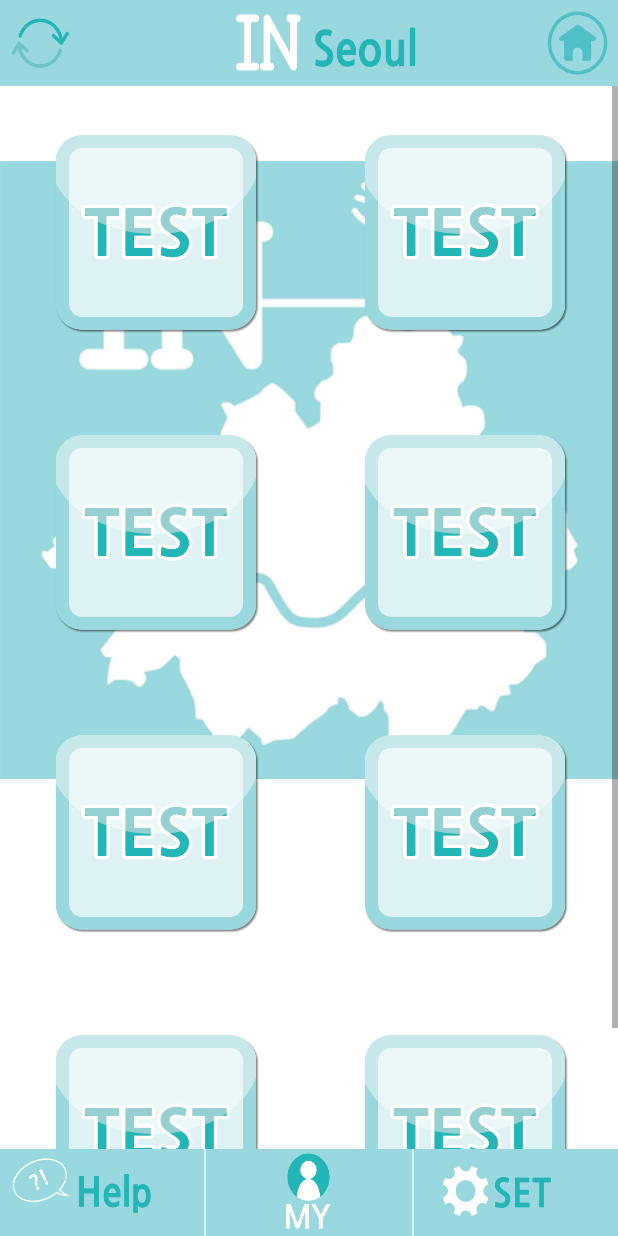
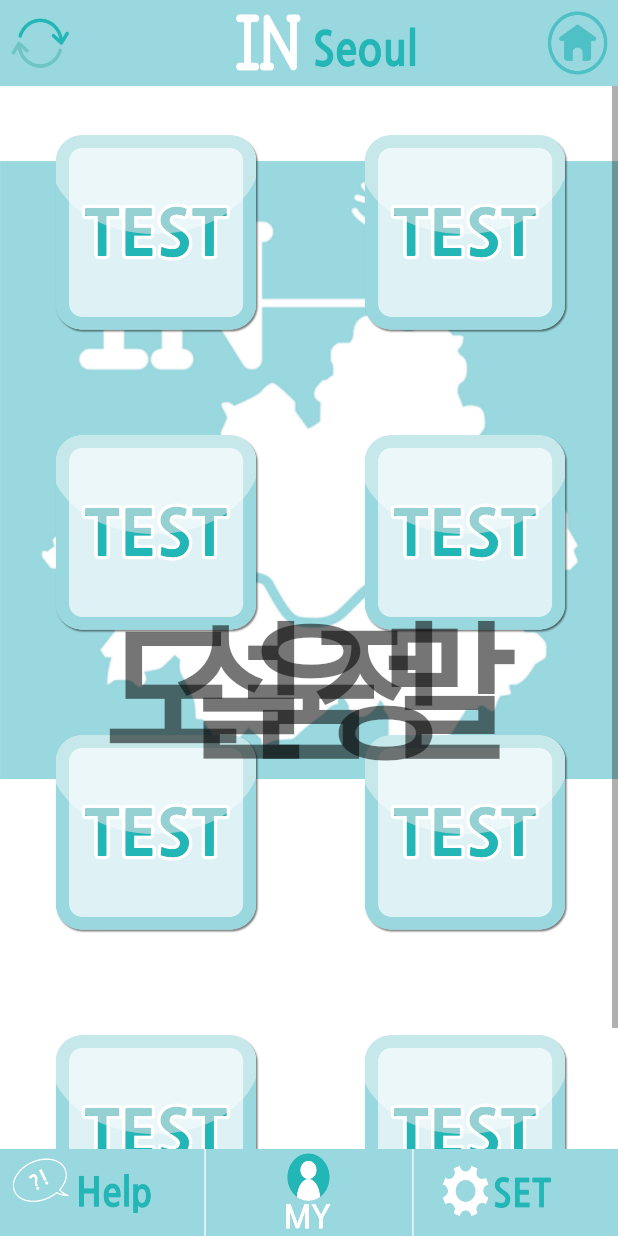
Before and after one commit to xxxkai/insideseoul, an Android app: the layout activity_main.xml on its own in the app's theme, with its tools: preview values and no code run, on a phone screen of 412 x 824 dp. Run offline under Robolectric (Android 15) with nearby library versions, the phone set to English and light mode, and no system bars.

Commit message:
Add New Achitecture
Modify All layout

```diff
--- a/app/src/main/AndroidManifest.xml
+++ b/app/src/main/AndroidManifest.xml
@@ -10,7 +10,6 @@
         android:supportsRtl="true"
         android:theme="@style/AppTheme">
         <activity android:name=".CreatorsActivity"></activity>
-        <activity android:name=".CategoryActivity" />
         <activity android:name=".MypageActivity" />
         <activity android:name=".MainActivity" />
         <activity android:name=".TestActivity" />
--- a/app/src/main/res/layout/activity_main.xml
+++ b/app/src/main/res/layout/activity_main.xml
@@ -63,125 +63,54 @@
                     android:layout_height="match_parent">
 
                     <!-- 이 곳에 콘텐츠를 넣습니다.-->
-                    <!-- 콘텐츠 1 -->
-                    <LinearLayout
-                        android:id = "@+id/graphic_view"
+                    <!-- 더미 콘텐츠 -->
+                    <include
+                        android:id="@+id/dummy_view"
                         android:layout_width="match_parent"
-                        android:layout_height="wrap_content"
-                        android:orientation="vertical">
-                        <ImageView
-                            android:id="@+id/loading_img"
-                            android:layout_width="match_parent"
-                            android:layout_height="match_parent"
-                            android:layout_gravity="center"
-                            app:srcCompat="@drawable/logo_512"
-                            />
-                    </LinearLayout>
-                    <!-- 콘텐츠 2 -->
-                    <LinearLayout
-                    android:id = "@+id/category_view"
-                    android:layout_width="match_parent"
-                    android:layout_height="wrap_content"
-                    android:orientation="vertical">
-                    <!-- 콘텐츠 라인 1 -->
-                    <LinearLayout
+                        android:layout_height="match_parent"
+                        layout="@layout/dummy_layout"
+                        />
+
+                    <!-- 그래픽 뷰 -->
+                    <include
+                        android:id="@+id/graphic_view"
                         android:layout_width="match_parent"
-                        android:layout_height="200dp"
-                        android:orientation="horizontal">
+                        android:layout_height="match_parent"
+                        layout="@layout/graphic_layout"
+                        />
 
-                        <Button
-                            android:id="@+id/BT_CAT1"
-                            android:layout_width="0dp"
-                            android:layout_height="match_parent"
-                            android:layout_weight="0.5"
-                            android:background="@drawable/test_icon"
-                            android:onClick="goCategory"
-                            android:textStyle="bold" />
+                    <!-- 카테고리 뷰 -->
+                    <include
+                        android:id="@+id/category_view"
+                        android:layout_width="match_parent"
+                        android:layout_height="match_parent"
+                        layout="@layout/category_layout"
+                        />
 
-                        <Button
-                            android:id="@+id/BT_CAT2"
-                            android:layout_width="0dp"
-                            android:layout_height="match_parent"
-                            android:layout_weight="0.5"
-                            android:background="@drawable/test_icon"
-                            android:onClick="goCategory"
-                            android:textStyle="bold" />
-                    </LinearLayout>
-                    <!-- 콘텐츠 라인 2 -->
-                    <LinearLayout
+                    <!-- 헬프 뷰 -->
+                    <include
+                        android:id="@+id/help_view"
                         android:layout_width="match_parent"
-                        android:layout_height="200dp"
-                        android:orientation="horizontal">
+                        android:layout_height="match_parent"
+                        layout="@layout/help_layout"
+                        />
 
-                        <Button
-                            android:id="@+id/BT_CAT3"
-                            android:layout_width="0dp"
-                            android:layout_height="match_parent"
-                            android:layout_weight="0.5"
-                            android:background="@drawable/test_icon"
-                            android:onClick="goCategory"
-                            android:textStyle="bold" />
+                    <!-- 세팅 뷰 -->
+                    <include
+                        android:id="@+id/settings_view"
+                        android:layout_width="match_parent"
+                        android:layout_height="match_parent"
+                        layout="@layout/settings_layout"
+                        />
 
-                        <Button
-                            android:id="@+id/BT_CAT4"
-                            android:layout_width="0dp"
-                            android:layout_height="match_parent"
-                            android:layout_weight="0.5"
-                            android:background="@drawable/test_icon"
-                            android:onClick="goCategory"
-                            android:textStyle="bold" />
-                    </LinearLayout>
-                    <!-- 콘텐츠 라인 3 -->
-                    <LinearLayout
+                    <!-- 마이페이지 뷰 -->
+                    <include
+                        android:id="@+id/mypage_view"
                         android:layout_width="match_parent"
-                        android:layout_height="200dp"
-                        android:orientation="horizontal">
+                        android:layout_height="match_parent"
+                        layout="@layout/mypage_layout"
+                        />
 
-                        <Button
-                            android:id="@+id/BT_CAT5"
-                            android:layout_width="0dp"
-                            android:layout_height="match_parent"
-                            android:layout_weight="0.5"
-                            android:background="@drawable/test_icon"
-                            android:onClick="goCategory"
-                            android:textStyle="bold" />
-
-                        <Button
-                            android:id="@+id/BT_CAT6"
-                            android:layout_width="0dp"
-                            android:layout_height="match_parent"
-                            android:layout_weight="0.5"
-                            android:background="@drawable/test_icon"
-                            android:onClick="goCategory"
-                            android:textStyle="bold" />
-                    </LinearLayout>
-                    <!-- 콘텐츠 라인 4 -->
-                    <LinearLayout
-                        android:layout_width="match_parent"
-                        android:layout_height="200dp"
-                        android:orientation="horizontal">
-
-                        <Button
-                            android:id="@+id/BT_CAT7"
-                            android:layout_width="0dp"
-                            android:layout_height="match_parent"
-                            android:layout_weight="0.5"
-                            android:background="@drawable/test_icon"
-                            android:onClick="goCategory"
-                            android:textStyle="bold" />
-
-                        <Button
-                            android:id="@+id/BT_CAT8"
-                            android:layout_width="0dp"
-                            android:layout_height="match_parent"
-                            android:layout_weight="0.5"
-                            android:background="@drawable/test_icon"
-                            android:onClick="goCategory"
-                            android:textStyle="bold" />
-                    </LinearLayout>
-
-
-                    </LinearLayout>
 
                     <!-- 이 곳에 콘텐츠를 넣습니다.-->
                 </FrameLayout>
@@ -202,7 +131,7 @@
                 android:layout_height="match_parent"
                 android:layout_weight="1"
                 android:background="@drawable/footer_info"
-                android:onClick="showInfo"
+                android:onClick="showHelp"
                 android:textStyle="bold" />
 
             <Button
--- /dev/null
+++ b/app/src/main/res/layout/category_layout.xml
@@ -0,0 +1,108 @@
+<?xml version="1.0" encoding="utf-8"?>
+<LinearLayout xmlns:android="http://schemas.android.com/apk/res/android"
+    android:layout_width="match_parent"
+    android:layout_height="match_parent">
+    <LinearLayout
+        android:layout_width="match_parent"
+        android:layout_height="wrap_content"
+        android:orientation="vertical">
+        <!-- 콘텐츠 라인 1 -->
+        <LinearLayout
+            android:layout_width="match_parent"
+            android:layout_height="200dp"
+            android:orientation="horizontal">
+
+            <Button
+                android:id="@+id/BT_CAT1"
+                android:layout_width="0dp"
+                android:layout_height="match_parent"
+                android:layout_weight="0.5"
+                android:background="@drawable/test_icon"
+                android:onClick="goCategory"
+                android:textStyle="bold" />
+
+            <Button
+                android:id="@+id/BT_CAT2"
+                android:layout_width="0dp"
+                android:layout_height="match_parent"
+                android:layout_weight="0.5"
+                android:background="@drawable/test_icon"
+                android:onClick="goCategory"
+                android:textStyle="bold" />
+        </LinearLayout>
+        <!-- 콘텐츠 라인 2 -->
+        <LinearLayout
+            android:layout_width="match_parent"
+            android:layout_height="200dp"
+            android:orientation="horizontal">
+
+            <Button
+                android:id="@+id/BT_CAT3"
+                android:layout_width="0dp"
+                android:layout_height="match_parent"
+                android:layout_weight="0.5"
+                android:background="@drawable/test_icon"
+                android:onClick="goCategory"
+                android:textStyle="bold" />
+
+            <Button
+                android:id="@+id/BT_CAT4"
+                android:layout_width="0dp"
+                android:layout_height="match_parent"
+                android:layout_weight="0.5"
+                android:background="@drawable/test_icon"
+                android:onClick="goCategory"
+                android:textStyle="bold" />
+        </LinearLayout>
+        <!-- 콘텐츠 라인 3 -->
+        <LinearLayout
+            android:layout_width="match_parent"
+            android:layout_height="200dp"
+            android:orientation="horizontal">
+
+            <Button
+                android:id="@+id/BT_CAT5"
+                android:layout_width="0dp"
+                android:layout_height="match_parent"
+                android:layout_weight="0.5"
+                android:background="@drawable/test_icon"
+                android:onClick="goCategory"
+                android:textStyle="bold" />
+
+            <Button
+                android:id="@+id/BT_CAT6"
+                android:layout_width="0dp"
+                android:layout_height="match_parent"
+                android:layout_weight="0.5"
+                android:background="@drawable/test_icon"
+                android:onClick="goCategory"
+                android:textStyle="bold" />
+        </LinearLayout>
+        <!-- 콘텐츠 라인 4 -->
+        <LinearLayout
+            android:layout_width="match_parent"
+            android:layout_height="200dp"
+            android:orientation="horizontal">
+
+            <Button
+                android:id="@+id/BT_CAT7"
+                android:layout_width="0dp"
+                android:layout_height="match_parent"
+                android:layout_weight="0.5"
+                android:background="@drawable/test_icon"
+                android:onClick="goCategory"
+                android:textStyle="bold" />
+
+            <Button
+                android:id="@+id/BT_CAT8"
+                android:layout_width="0dp"
+                android:layout_height="match_parent"
+                android:layout_weight="0.5"
+                android:background="@drawable/test_icon"
+                android:onClick="goCategory"
+                android:textStyle="bold" />
+        </LinearLayout>
+
+
+    </LinearLayout>
+</LinearLayout>
--- /dev/null
+++ b/app/src/main/res/layout/graphic_layout.xml
@@ -0,0 +1,18 @@
+<?xml version="1.0" encoding="utf-8"?>
+<LinearLayout xmlns:android="http://schemas.android.com/apk/res/android"
+    android:layout_width="match_parent"
+    android:layout_height="match_parent"
+    xmlns:app="http://schemas.android.com/apk/res-auto">
+    <LinearLayout
+        android:layout_width="match_parent"
+        android:layout_height="wrap_content"
+        android:orientation="vertical">
+        <ImageView
+            android:id="@+id/loading_img"
+            android:layout_width="match_parent"
+            android:layout_height="match_parent"
+            android:gravity="center"
+            app:srcCompat="@drawable/logo_512"
+            />
+    </LinearLayout>
+</LinearLayout>
--- /dev/null
+++ b/app/src/main/res/layout/help_layout.xml
@@ -0,0 +1,15 @@
+<?xml version="1.0" encoding="utf-8"?>
+<LinearLayout xmlns:android="http://schemas.android.com/apk/res/android"
+    android:layout_width="match_parent"
+    android:layout_height="match_parent">
+
+    <TextView
+        android:layout_width="match_parent"
+        android:layout_height="match_parent"
+        android:layout_weight="1"
+        android:text="도움말"
+        android:textSize="100dp"
+        android:textStyle="bold"
+        android:gravity="center"
+        />
+</LinearLayout>
--- /dev/null
+++ b/app/src/main/res/layout/mypage_layout.xml
@@ -0,0 +1,6 @@
+<?xml version="1.0" encoding="utf-8"?>
+<LinearLayout xmlns:android="http://schemas.android.com/apk/res/android"
+    android:layout_width="match_parent"
+    android:layout_height="match_parent">
+
+</LinearLayout>
--- /dev/null
+++ b/app/src/main/res/layout/settings_layout.xml
@@ -0,0 +1,14 @@
+<?xml version="1.0" encoding="utf-8"?>
+<LinearLayout xmlns:android="http://schemas.android.com/apk/res/android"
+    android:layout_width="match_parent"
+    android:layout_height="match_parent">
+    <TextView
+        android:layout_width="match_parent"
+        android:layout_height="match_parent"
+        android:layout_weight="1"
+        android:text="설정"
+        android:textSize="100dp"
+        android:textStyle="bold"
+        android:gravity="center"
+        />
+</LinearLayout>
```
Also changed, not shown: app/src/main/java/com/example/insideseoul/CategoryActivity.java (deleted, +0 -14 lines), app/src/main/java/com/example/insideseoul/MainActivity.java (+34 -17 lines), app/src/main/res/layout/activity_category.xml (deleted, +0 -9 lines), app/src/main/res/layout/dummy_layout.xml (added, +15 -0 lines).
